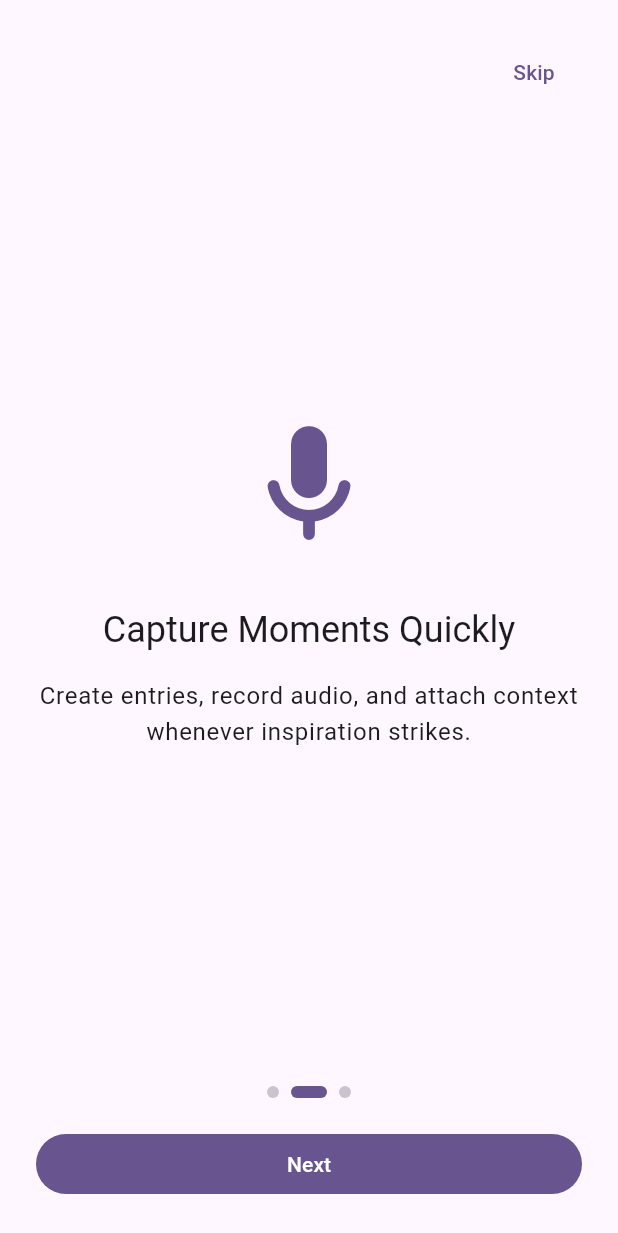
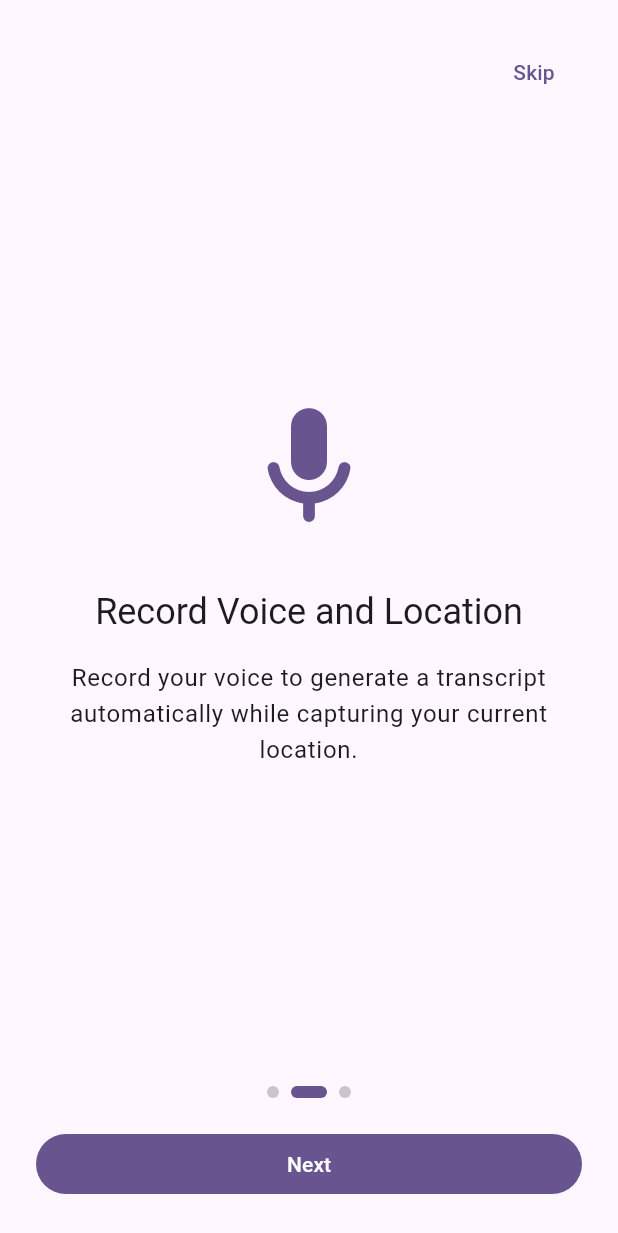
Before and after one commit to olievortex/oliejournal, a Flutter app: the screen it shows after launch, swiped to page 2, on a phone screen of 412 x 824 dp. Shown: the top 1233 px of the screen. Run offline on Flutter 3.47's test engine with Material 3 defaults, Android fonts, the light colour scheme and no system bars; our stand-ins replace audioplayers, flutter_dotenv, flutter_map, geolocator, latlong2, permission_handler and 1 more; missing offline and left inert: kinde_flutter_sdk, record.

Commit message:
update verviage

```diff
--- a/src/oliejournal_app/lib/pages/tutorial/tutorial_page.dart
+++ b/src/oliejournal_app/lib/pages/tutorial/tutorial_page.dart
@@ -14,21 +14,21 @@ class _TutorialPageState extends State<TutorialPage> {
 
   static const List<_TutorialPaneData> _panes = [
     _TutorialPaneData(
-      title: 'Welcome to Olie Journal',
+      title: 'Learn from Every Chase',
       description:
-          'Track your day, capture voice notes, and keep your thoughts in one place.',
+          'Learn from the mistakes and decisions made in your prior storm chases.',
       icon: Icons.menu_book_rounded,
     ),
     _TutorialPaneData(
-      title: 'Capture Moments Quickly',
+      title: 'Record Voice and Location',
       description:
-          'Create entries, record audio, and attach context whenever inspiration strikes.',
+          'Record your voice to generate a transcript automatically while capturing your current location.',
       icon: Icons.mic_rounded,
     ),
     _TutorialPaneData(
-      title: 'Build a Journaling Habit',
+      title: 'Improve Entries with Feedback',
       description:
-          'Review your entries over time and stay consistent with your personal reflection.',
+          'Use the chatbot feedback feature to improve your entries and build better storm journals over time.',
       icon: Icons.insights_rounded,
     ),
   ];
--- a/src/oliejournal_app/pubspec.yaml
+++ b/src/oliejournal_app/pubspec.yaml
@@ -16,7 +16,7 @@ publish_to: 'none' # Remove this line if you wish to publish to pub.dev
 # https://developer.apple.com/library/archive/documentation/General/Reference/InfoPlistKeyReference/Articles/CoreFoundationKeys.html
 # In Windows, build-name is used as the major, minor, and patch parts
 # of the product and file versions while build-number is used as the build suffix.
-version: 1.0.0+1
+version: 1.0.0+2
 
 environment:
   sdk: ^3.10.8
```
Also changed, not shown: src/oliejournal_app/lib/pages/home/components/home_body.dart (+22 -25 lines).
